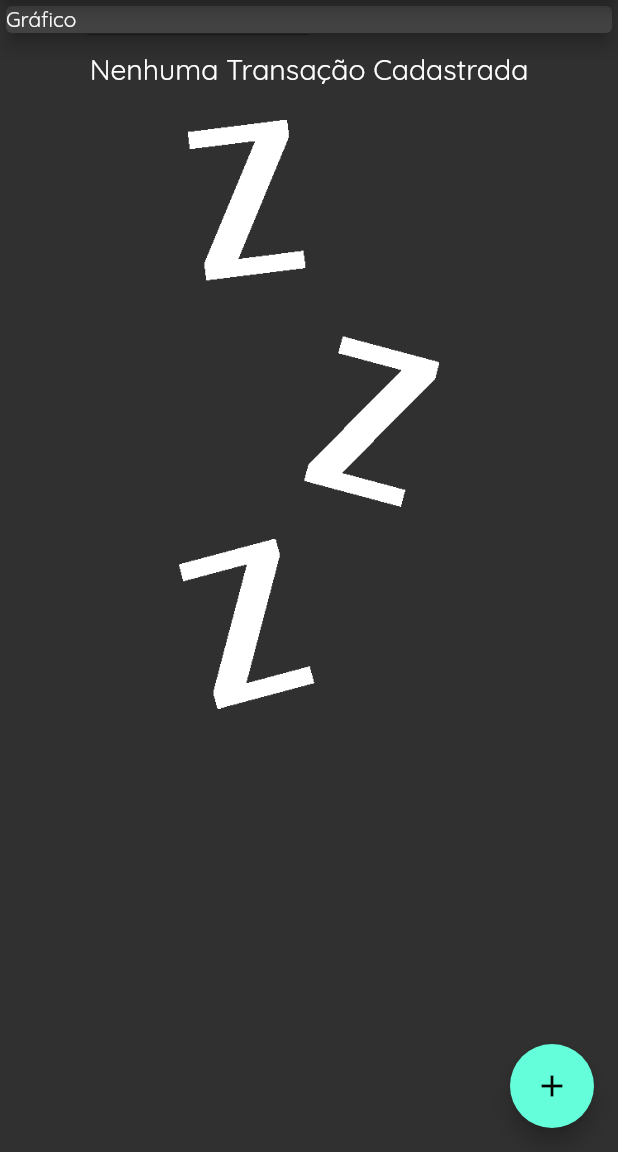
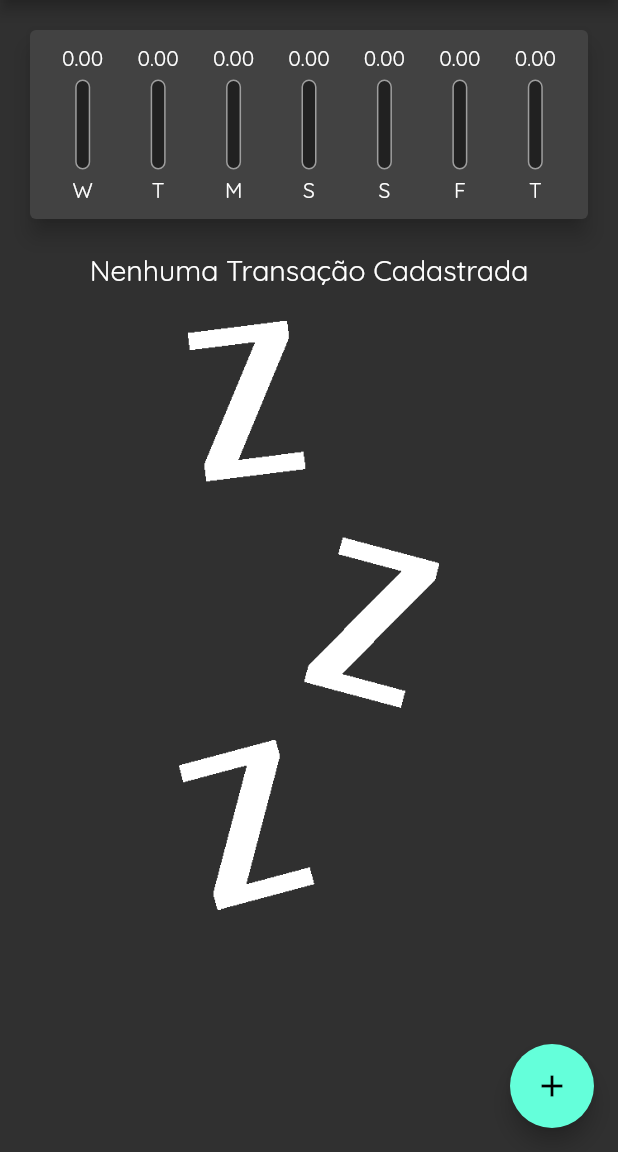
Before and after one commit to LeonardoCG12/Expenses, a Flutter app: the screen it shows after launch, on a phone screen of 412 x 824 dp, the part 84-1236 px from its top. Run offline on Flutter 3.47's test engine with Material 2 defaults, Android fonts, the phone set to English and light mode, and no system bars.

Commit message:
Adicionado gráfico de despesas semanais e melhoras na interface do app

```diff
--- /dev/null
+++ b/lib/components/chart.dart
@@ -0,0 +1,77 @@
+import 'package:flutter/material.dart';
+import 'package:intl/intl.dart';
+import 'package:expenses/models/transaction.dart';
+import 'package:expenses/components/chart_bar.dart';
+
+class Chart extends StatelessWidget {
+  final List<Transaction> recentTransactions;
+
+  const Chart({
+    Key? key,
+    required this.recentTransactions,
+  }) : super(
+          key: key,
+        );
+
+  List<Map<String, Object>> get groupedTransactions {
+    return List.generate(
+      7,
+      (index) {
+        final weekDay = DateTime.now().subtract(
+          Duration(
+            days: index,
+          ),
+        );
+
+        double totalSum = 0.0;
+
+        for (var i = 0; i < recentTransactions.length; i++) {
+          bool sameDay = recentTransactions[i].date.day == weekDay.day;
+          bool sameMonth = recentTransactions[i].date.month == weekDay.month;
+          bool sameYear = recentTransactions[i].date.year == weekDay.year;
+
+          if (sameDay && sameMonth && sameYear) {
+            totalSum += recentTransactions[i].value;
+          }
+        }
+
+        return {
+          'day': DateFormat.E().format(weekDay)[0],
+          'value': totalSum,
+        };
+      },
+    );
+  }
+
+  double get _weekTotalValue {
+    return groupedTransactions.fold(0.0, (sum, tr) {
+      return sum + double.parse(tr['value'].toString());
+    });
+  }
+
+  @override
+  Widget build(BuildContext context) {
+    return Card(
+      elevation: 6,
+      margin: const EdgeInsets.all(20),
+      child: Padding(
+        padding: const EdgeInsets.all(10),
+        child: Row(
+          mainAxisAlignment: MainAxisAlignment.spaceAround,
+          children: groupedTransactions.map((tr) {
+            return Flexible(
+              fit: FlexFit.tight,
+              child: ChartBar(
+                label: tr['day'].toString(),
+                value: tr['value'] as double,
+                percentage: _weekTotalValue > 0.0
+                    ? (tr['value'] as double) / _weekTotalValue
+                    : 0.0,
+              ),
+            );
+          }).toList(),
+        ),
+      ),
+    );
+  }
+}
--- /dev/null
+++ b/lib/components/chart_bar.dart
@@ -0,0 +1,59 @@
+import 'package:flutter/material.dart';
+
+class ChartBar extends StatelessWidget {
+  final String label;
+  final double value;
+  final double percentage;
+
+  const ChartBar({
+    Key? key,
+    required this.label,
+    required this.value,
+    required this.percentage,
+  }) : super(
+          key: key,
+        );
+
+  @override
+  Widget build(BuildContext context) {
+    return Column(
+      children: [
+        FittedBox(
+          child: Text(value.toStringAsFixed(2)),
+        ),
+        Container(
+          margin: const EdgeInsets.symmetric(
+            vertical: 5,
+          ),
+          width: 10,
+          height: 60,
+          child: Stack(
+            alignment: Alignment.bottomCenter,
+            children: [
+              Container(
+                decoration: BoxDecoration(
+                  border: Border.all(
+                    color: Colors.grey,
+                    width: 1,
+                  ),
+                  color: Theme.of(context).primaryColor,
+                  borderRadius: BorderRadius.circular(5),
+                ),
+              ),
+              FractionallySizedBox(
+                heightFactor: percentage,
+                child: Container(
+                  decoration: BoxDecoration(
+                    color: Theme.of(context).colorScheme.secondary,
+                    borderRadius: BorderRadius.circular(5),
+                  ),
+                ),
+              ),
+            ],
+          ),
+        ),
+        Text(label),
+      ],
+    );
+  }
+}
--- a/lib/components/transaction_form.dart
+++ b/lib/components/transaction_form.dart
@@ -38,6 +38,8 @@
             TextField(
               controller: titleController,
               onSubmitted: (_) => _submitForm(),
+              keyboardType: TextInputType.text,
+              textCapitalization: TextCapitalization.sentences,
               decoration: const InputDecoration(
                 labelText: 'Título',
               ),
--- a/lib/components/transaction_list.dart
+++ b/lib/components/transaction_list.dart
@@ -15,10 +15,12 @@
   @override
   Widget build(BuildContext context) {
     return SizedBox(
-      height: MediaQuery.of(context).size.height / 1.8,
+      height: MediaQuery.of(context).size.height / 1.5,
       child: transactions.isEmpty
           ? Container(
-              margin: const EdgeInsets.only(top: 8),
+              margin: const EdgeInsets.only(
+                top: 2,
+              ),
               child: Column(
                 children: [
                   const Text(
@@ -28,7 +30,9 @@
                     ),
                   ),
                   Container(
-                    margin: const EdgeInsets.only(top: 22),
+                    margin: const EdgeInsets.only(
+                      top: 22,
+                    ),
                     height: MediaQuery.of(context).size.height / 2.1,
                     child: Image.asset(
                       'assets/images/waiting.png',
@@ -53,17 +57,17 @@
                         ),
                         decoration: BoxDecoration(
                           border: Border.all(
-                            color: Colors.purple,
+                            color: Theme.of(context).colorScheme.secondary,
                             width: 2,
                           ),
                         ),
                         padding: const EdgeInsets.all(10),
                         child: Text(
                           'R\$${tr.value.toStringAsFixed(2)}',
-                          style: const TextStyle(
+                          style: TextStyle(
                             fontSize: 20,
                             fontWeight: FontWeight.bold,
-                            color: Colors.purple,
+                            color: Theme.of(context).colorScheme.secondary,
                           ),
                         ),
                       ),
@@ -78,7 +82,7 @@
                             ),
                           ),
                           Text(
-                            DateFormat('HH:mm d/MM/y').format(tr.date),
+                            DateFormat('HH:mm dd/MM/y').format(tr.date),
                             style: const TextStyle(
                               color: Colors.grey,
                             ),
--- a/lib/screens/home_page.dart
+++ b/lib/screens/home_page.dart
@@ -1,6 +1,7 @@
 import 'dart:math';
 import 'package:flutter/material.dart';
 import 'package:expenses/models/transaction.dart';
+import 'package:expenses/components/chart.dart';
 import 'package:expenses/components/transaction_list.dart';
 import 'package:expenses/components/transaction_form.dart';
 
@@ -17,6 +18,18 @@
 
 class _HomePageState extends State<HomePage> {
   final List<Transaction> _transactions = [];
+
+  List<Transaction> get _recentTransactions {
+    return _transactions.where(
+      (tr) {
+        return tr.date.isAfter(DateTime.now().subtract(
+          const Duration(
+            days: 7,
+          ),
+        ));
+      },
+    ).toList();
+  }
 
   void _addTransaction(String title, double value) {
     final newTransaction = Transaction(
@@ -59,10 +72,8 @@
         child: Column(
           crossAxisAlignment: CrossAxisAlignment.stretch,
           children: [
-            const Card(
-              // color: Colors.blue,
-              child: Text('Gráfico'),
-              elevation: 5,
+            Chart(
+              recentTransactions: _recentTransactions,
             ),
             TransactionList(
               transactions: _transactions,
```
Also changed, not shown: 2 other files.
